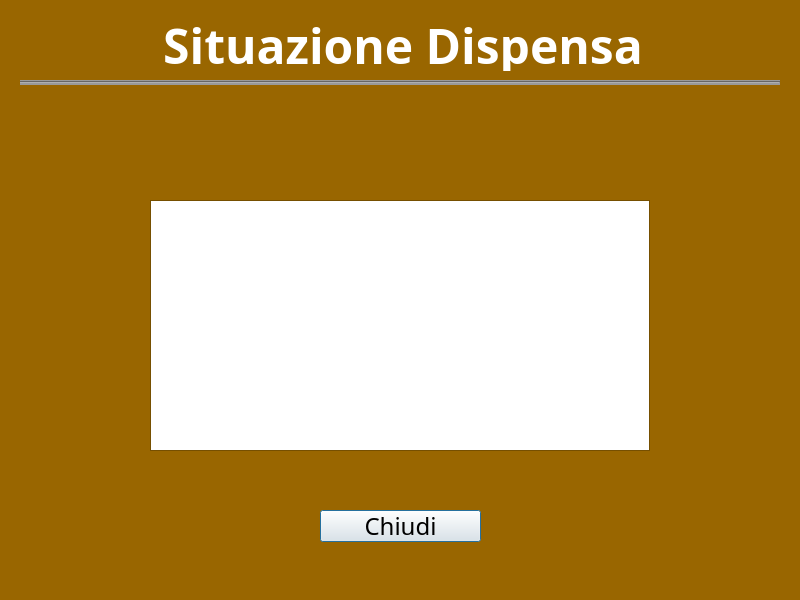
Qt form Source/situazdisp.ui (LoboBlanco761/Dispensa) before a commit.
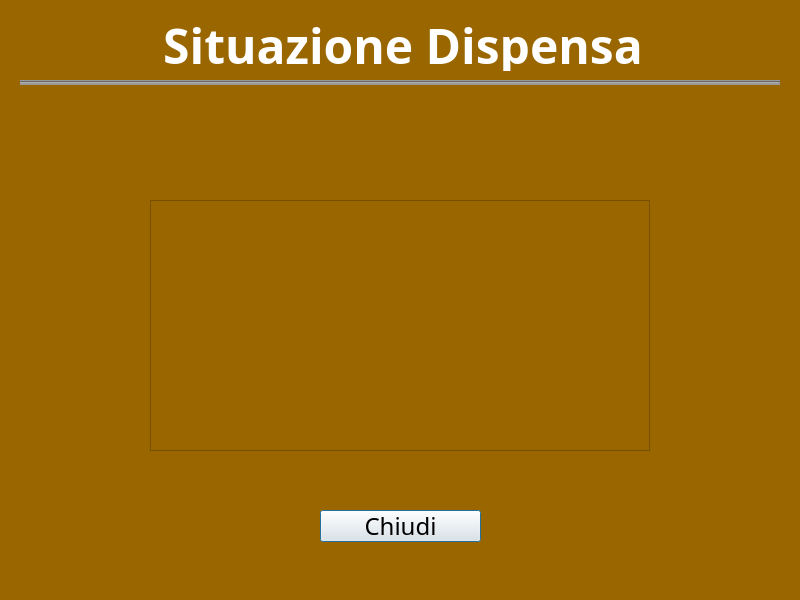
The same form after that commit.

Commit message: correzione bug inizializzazione

Diff of the .ui file:
```diff
--- a/Source/situazdisp.ui
+++ b/Source/situazdisp.ui
@@ -284,6 +284,9 @@
      <height>251</height>
     </rect>
    </property>
+   <property name="styleSheet">
+    <string notr="true">background-color: rgb(153, 102, 0);</string>
+   </property>
    <attribute name="horizontalHeaderMinimumSectionSize">
     <number>40</number>
    </attribute>
```
The commit also changes 2 other files.
